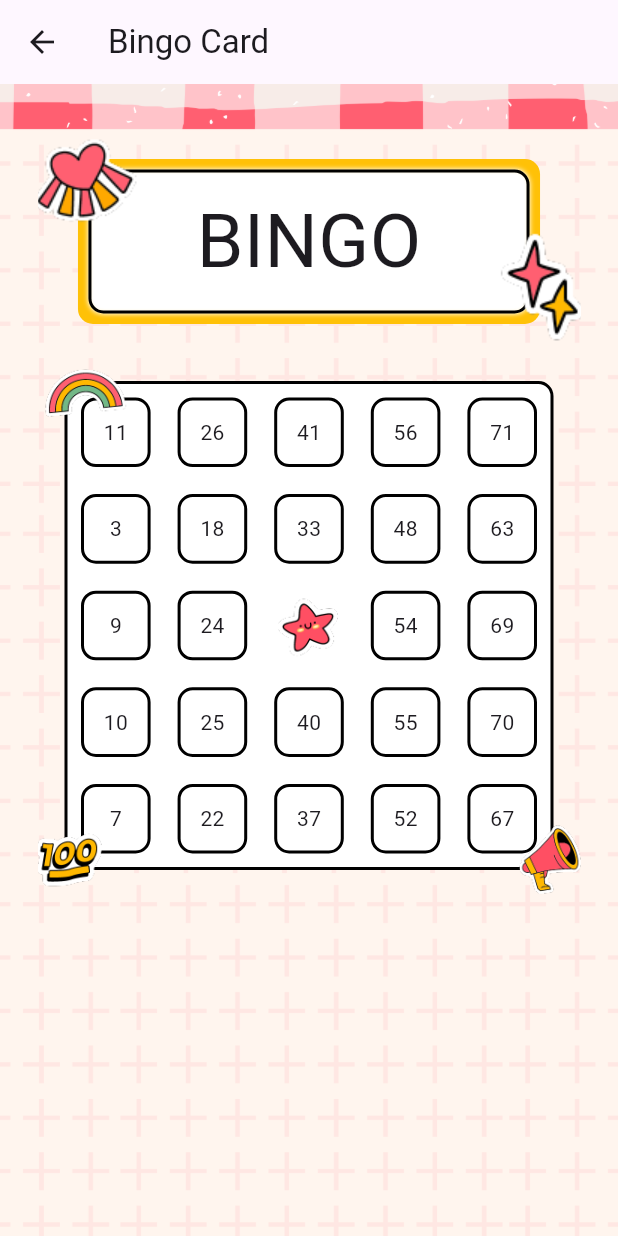
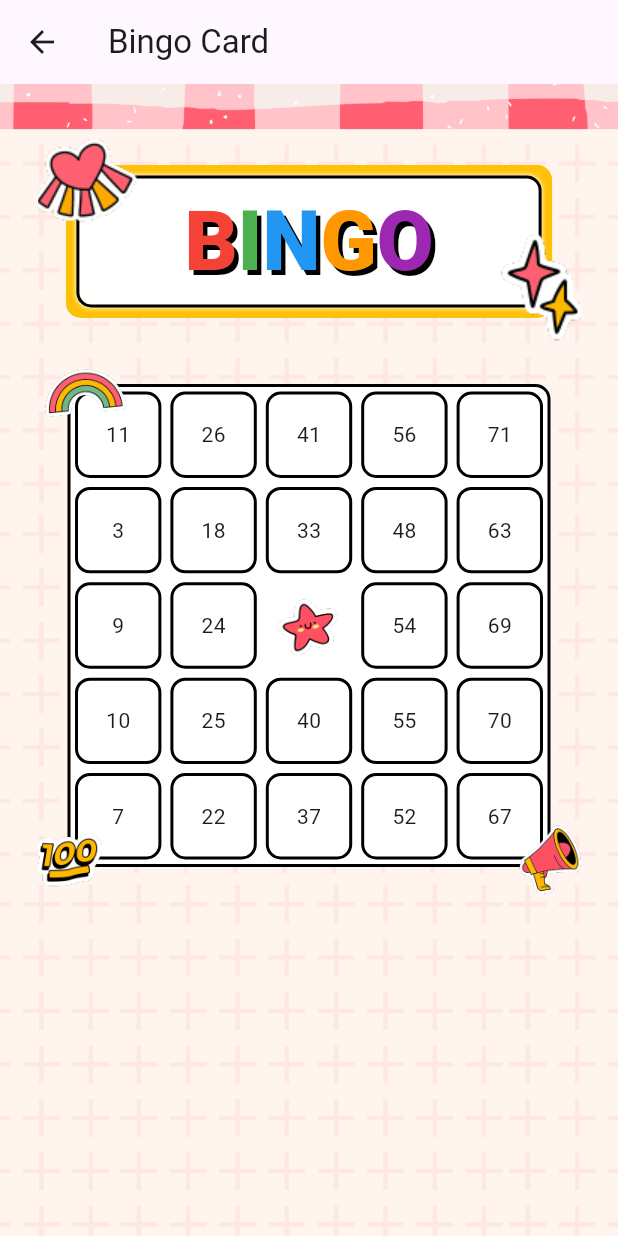
Before and after one commit to pjtoral/bingo_yellow, a Flutter app: the BingoView screen opened by its route, on a phone screen of 412 x 824 dp. Run offline on Flutter 3.47's test engine with Material 3 defaults, Android fonts, the phone set to English and light mode, and no system bars; our stand-ins replace google_fonts, stacked, stacked_services, stacked_shared.

Commit message:
added colors and themes

```diff
--- a/lib/main.dart
+++ b/lib/main.dart
@@ -1,3 +1,4 @@
+import 'package:bingo_yellow/themes/theme.dart';
 import 'package:flutter/material.dart';
 import 'package:bingo_yellow/app/app.bottomsheets.dart';
 import 'package:bingo_yellow/app/app.dialogs.dart';
@@ -19,6 +20,7 @@ class MainApp extends StatelessWidget {
   @override
   Widget build(BuildContext context) {
     return MaterialApp(
+      theme: bingoTheme,
       initialRoute: Routes.startupView,
       onGenerateRoute: StackedRouter().onGenerateRoute,
       navigatorKey: StackedService.navigatorKey,
--- /dev/null
+++ b/lib/themes/theme.dart
@@ -0,0 +1,54 @@
+import 'package:flutter/material.dart';
+import 'package:google_fonts/google_fonts.dart';
+
+ThemeData bingoTheme = ThemeData(
+  textTheme: title,
+);
+
+Color getColorForLetter(int index) {
+  switch (index) {
+    case 0:
+      return Colors.red;
+    case 1:
+      return Colors.green;
+    case 2:
+      return Colors.blue;
+    case 3:
+      return Colors.orange;
+    case 4:
+      return Colors.purple;
+    default:
+      return Colors.black;
+  }
+}
+
+TextTheme title = TextTheme(
+  displayLarge: TextStyle(
+    fontSize: 50,
+    fontFamily: 'Prociono',
+    fontWeight: FontWeight
+        .bold, // Replace 'YourFunFont' with the name of your desired font
+    color: const Color.fromARGB(255, 255, 119, 109), // Red color
+    shadows: [
+      Shadow(
+        color: Colors.black.withOpacity(1), // Shadow color
+        offset: const Offset(3, 3), // Shadow offset
+        blurRadius: 0, // Shadow blur radius
+      ),
+    ],
+  ),
+  displayMedium: TextStyle(
+    fontSize: 16,
+    fontWeight: FontWeight.bold,
+    fontFamily:
+        'Lato', // Replace 'YourFunFont' with the name of your desired font
+    color: Colors.red, // Red color
+    shadows: [
+      Shadow(
+        color: Colors.black.withOpacity(0.5), // Shadow color
+        offset: Offset(2, 2), // Shadow offset
+        blurRadius: 4, // Shadow blur radius
+      ),
+    ],
+  ),
+);
--- a/lib/ui/views/bingo/bingo_view.dart
+++ b/lib/ui/views/bingo/bingo_view.dart
@@ -1,4 +1,7 @@
 import 'package:flutter/material.dart';
+import 'package:flutter/widgets.dart';
+import 'package:bingo_yellow/themes/theme.dart';
+import 'package:google_fonts/google_fonts.dart';
 import 'package:stacked/stacked.dart';
 import 'bingo_viewmodel.dart';
 import 'package:bingo_yellow/ui/views/table/table_view.dart';
@@ -72,12 +75,39 @@ class BingoView extends StackedView<BingoViewModel> {
                                           ),
                                         ],
                                       ),
-                                      child: const Padding(
-                                          padding: EdgeInsets.fromLTRB(
+                                      child: Padding(
+                                          padding: const EdgeInsets.fromLTRB(
                                               70, 10, 70, 10),
-                                          child: Text(
-                                            'BINGO',
-                                            style: TextStyle(fontSize: 50),
+                                          child: RichText(
+                                            text: TextSpan(
+                                              children: [
+                                                for (int i = 0;
+                                                    i < 'BINGO'.length;
+                                                    i++)
+                                                  TextSpan(
+                                                    text: 'BINGO'[i],
+                                                    style: TextStyle(
+                                                      fontSize: 55,
+                                                      fontWeight:
+                                                          FontWeight.w900,
+                                                      color:
+                                                          getColorForLetter(i),
+                                                      shadows: [
+                                                        Shadow(
+                                                          color: Colors.black
+                                                              .withOpacity(
+                                                                  1), // Shadow color
+                                                          offset: const Offset(
+                                                              3,
+                                                              3), // Shadow offset
+                                                          blurRadius:
+                                                              0, // Shadow blur radius
+                                                        ),
+                                                      ],
+                                                    ),
+                                                  ),
+                                              ],
+                                            ),
                                           )),
                                     ),
                                   ],
--- a/lib/ui/views/startup/startup_view.dart
+++ b/lib/ui/views/startup/startup_view.dart
@@ -1,3 +1,4 @@
+import 'package:bingo_yellow/themes/theme.dart';
 import 'package:flutter/material.dart';
 import 'package:flutter/scheduler.dart';
 import 'package:stacked/stacked.dart';
@@ -14,16 +15,16 @@ class StartupView extends StackedView<StartupViewModel> {
     StartupViewModel viewModel,
     Widget? child,
   ) {
-    return const Scaffold(
+    return Scaffold(
       body: Center(
         child: Column(
           mainAxisSize: MainAxisSize.min,
           children: [
             Text(
               'BINGO',
-              style: TextStyle(fontSize: 40, fontWeight: FontWeight.w900),
+              style: bingoTheme.textTheme.displayLarge,
             ),
-            Row(
+            const Row(
               mainAxisSize: MainAxisSize.min,
               children: [
                 Text('Loading ...', style: TextStyle(fontSize: 16)),
--- a/lib/ui/views/table/table_view.dart
+++ b/lib/ui/views/table/table_view.dart
@@ -15,7 +15,7 @@ class TableView extends StackedView<TableViewModel> {
     return Stack(
       children: [
         Padding(
-            padding: const EdgeInsets.all(18),
+            padding: const EdgeInsets.all(20),
             child: Stack(children: [
               Container(
                   decoration: BoxDecoration(
@@ -44,7 +44,7 @@ class TableView extends StackedView<TableViewModel> {
                       }
                       return SizedBox(
                           child: Padding(
-                        padding: const EdgeInsets.all(9),
+                        padding: const EdgeInsets.all(3),
                         child: Container(
                           decoration: BoxDecoration(
                               border: Border.all(color: Colors.black, width: 2),
--- a/pubspec.yaml
+++ b/pubspec.yaml
@@ -9,6 +9,7 @@ environment:
 dependencies:
   flutter:
     sdk: flutter
+  google_fonts: ^6.1.0
   stacked: ^3.4.0
   stacked_services: ^1.1.0
 
```
Also changed, not shown: pubspec.lock, 1 other file.
